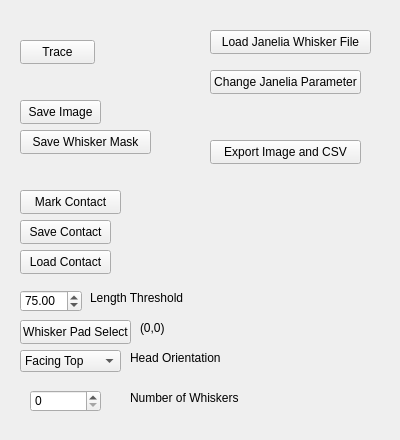
This is src/WhiskerToolbox/Whisker_Widget/Whisker_Widget.ui in paulmthompson/WhiskerToolbox as Qt 5 draws it before an edit. The edited form follows.
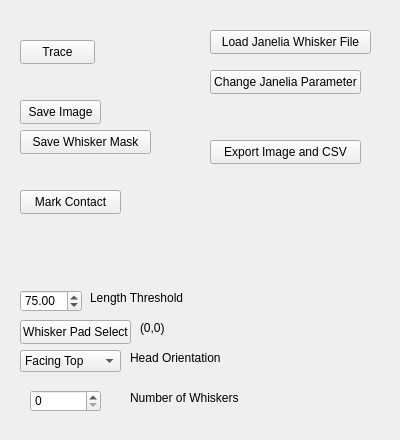
This is the edited form.

Commit message: move contact methods to separate widget

What changed in the file:
```diff
--- a/src/WhiskerToolbox/Whisker_Widget/Whisker_Widget.ui
+++ b/src/WhiskerToolbox/Whisker_Widget/Whisker_Widget.ui
@@ -65,32 +65,6 @@
     <string>Mark Contact</string>
    </property>
   </widget>
-  <widget class="QPushButton" name="save_contact_button">
-   <property name="geometry">
-    <rect>
-     <x>20</x>
-     <y>220</y>
-     <width>91</width>
-     <height>24</height>
-    </rect>
-   </property>
-   <property name="text">
-    <string>Save Contact</string>
-   </property>
-  </widget>
-  <widget class="QPushButton" name="load_contact_button">
-   <property name="geometry">
-    <rect>
-     <x>20</x>
-     <y>250</y>
-     <width>91</width>
-     <height>24</height>
-    </rect>
-   </property>
-   <property name="text">
-    <string>Load Contact</string>
-   </property>
-  </widget>
   <widget class="QPushButton" name="load_janelia_button">
    <property name="geometry">
     <rect>
```
The commit also changes 5 other files.
